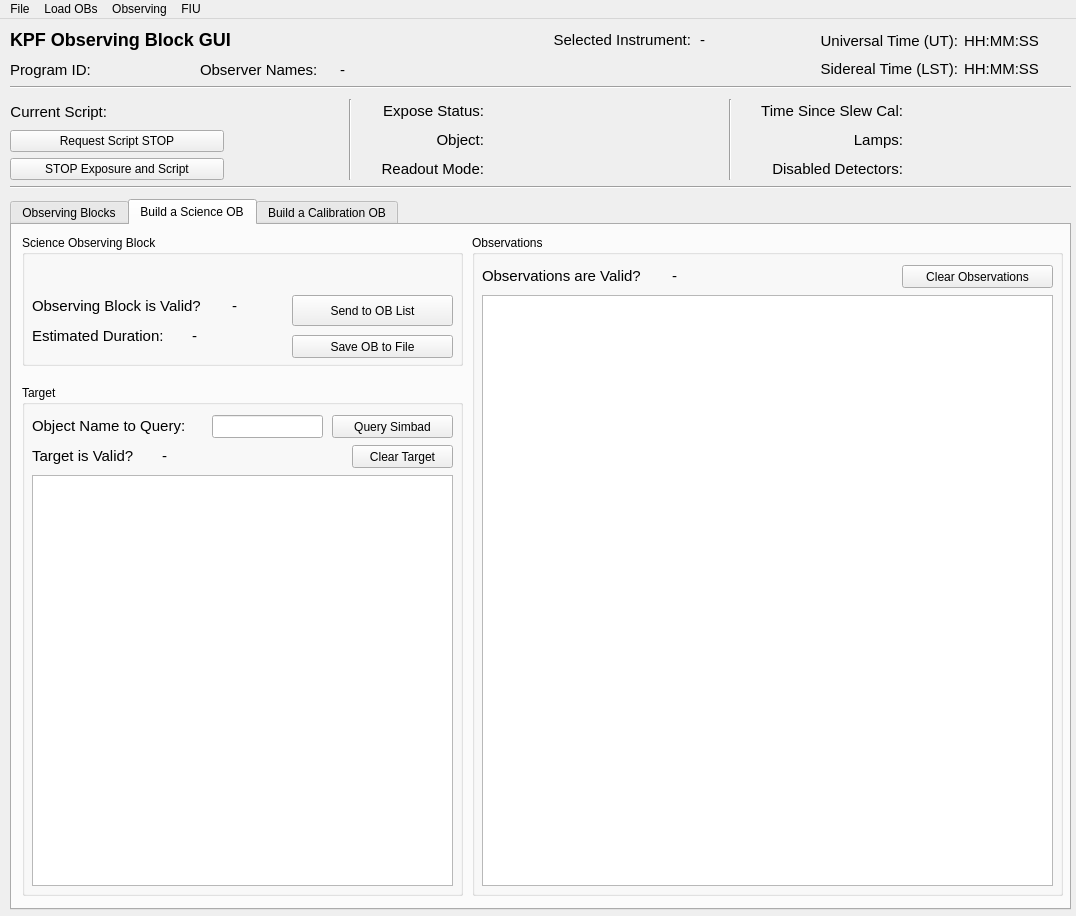
Before: the Qt Designer form kpf/OB_GUI/KPF_OB_GUI.ui in KeckObservatory/KPFTranslator, drawn with Qt 5.
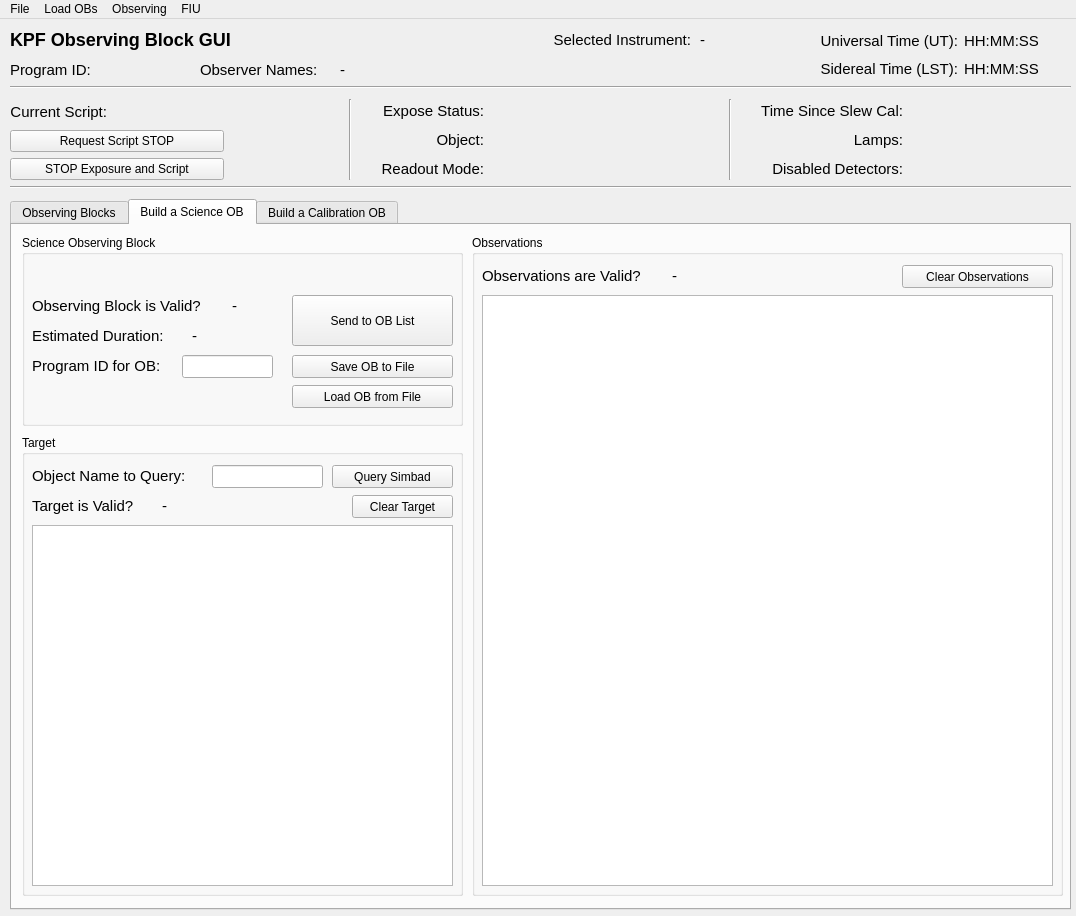
After: the same form once the commit is applied. The open tabs and pages were chosen to show the change.

Commit message: Refactor functions around building science OBs

The edit to the form file:
```diff
--- a/kpf/OB_GUI/KPF_OB_GUI.ui
+++ b/kpf/OB_GUI/KPF_OB_GUI.ui
@@ -811,9 +811,9 @@
       <property name="geometry">
        <rect>
         <x>10</x>
-        <y>160</y>
+        <y>210</y>
         <width>441</width>
-        <height>511</height>
+        <height>461</height>
        </rect>
       </property>
       <property name="title">
@@ -905,7 +905,7 @@
          <x>10</x>
          <y>90</y>
          <width>421</width>
-         <height>411</height>
+         <height>361</height>
         </rect>
        </property>
       </widget>
@@ -1007,7 +1007,7 @@
         <x>10</x>
         <y>10</y>
         <width>441</width>
-        <height>131</height>
+        <height>191</height>
        </rect>
       </property>
       <property name="title">
@@ -1019,7 +1019,7 @@
          <x>270</x>
          <y>60</y>
          <width>161</width>
-         <height>31</height>
+         <height>51</height>
         </rect>
        </property>
        <property name="toolTip">
@@ -1124,7 +1124,7 @@
        <property name="geometry">
         <rect>
          <x>270</x>
-         <y>100</y>
+         <y>120</y>
          <width>161</width>
          <height>23</height>
         </rect>
@@ -1136,6 +1136,50 @@
         <string>Save OB to File</string>
        </property>
       </widget>
+      <widget class="QPushButton" name="BS_LoadFromFile">
+       <property name="geometry">
+        <rect>
+         <x>270</x>
+         <y>150</y>
+         <width>161</width>
+         <height>23</height>
+        </rect>
+       </property>
+       <property name="toolTip">
+        <string>This will set the current exposure to End, triggering a readout and will request the current script to stop at the next opportunity (typically after the exposure is done).</string>
+       </property>
+       <property name="text">
+        <string>Load OB from File</string>
+       </property>
+      </widget>
+      <widget class="QLabel" name="BS_ProgIDLabel">
+       <property name="geometry">
+        <rect>
+         <x>10</x>
+         <y>120</y>
+         <width>151</width>
+         <height>21</height>
+        </rect>
+       </property>
+       <property name="font">
+        <font>
+         <pointsize>11</pointsize>
+        </font>
+       </property>
+       <property name="text">
+        <string>Program ID for OB:</string>
+       </property>
+      </widget>
+      <widget class="QLineEdit" name="BS_ProgramID">
+       <property name="geometry">
+        <rect>
+         <x>160</x>
+         <y>120</y>
+         <width>91</width>
+         <height>23</height>
+        </rect>
+       </property>
+      </widget>
      </widget>
     </widget>
     <widget class="QWidget" name="CalibrationOB">
```
The commit also changes 1 other file.
